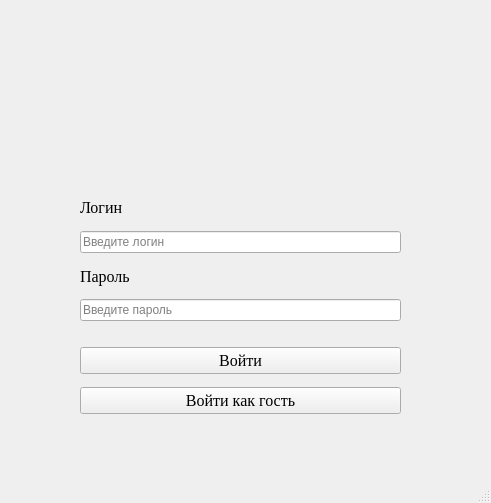
Qt form design/login_window.ui (Herehs/DemoExam) before a commit.
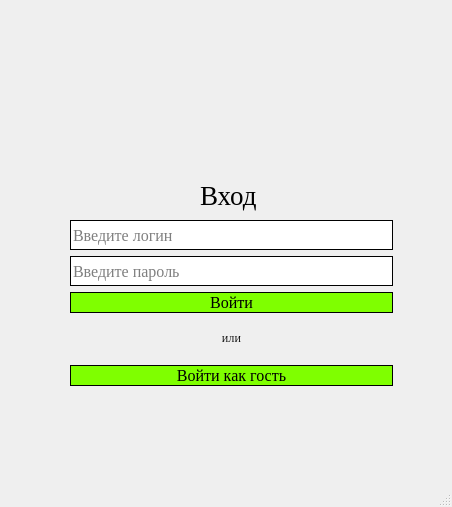
The same form after that commit. Icons and pictures are not drawn.

Diff of the .ui file:
```diff
--- a/design/login_window.ui
+++ b/design/login_window.ui
@@ -6,8 +6,8 @@
    <rect>
     <x>0</x>
     <y>0</y>
-    <width>491</width>
-    <height>503</height>
+    <width>452</width>
+    <height>507</height>
    </rect>
   </property>
   <property name="minimumSize">
@@ -25,10 +25,13 @@
      <rect>
       <x>140</x>
       <y>20</y>
-      <width>200</width>
-      <height>161</height>
+      <width>171</width>
+      <height>141</height>
      </rect>
     </property>
+    <property name="styleSheet">
+     <string notr="true"/>
+    </property>
     <property name="text">
      <string/>
     </property>
@@ -39,31 +42,60 @@
      <bool>true</bool>
     </property>
    </widget>
-   <widget class="QWidget" name="verticalLayoutWidget">
+   <widget class="QLabel" name="label_2">
     <property name="geometry">
      <rect>
-      <x>80</x>
-      <y>190</y>
-      <width>321</width>
-      <height>131</height>
+      <x>200</x>
+      <y>180</y>
+      <width>61</width>
+      <height>31</height>
      </rect>
     </property>
+    <property name="font">
+     <font>
+      <family>Times New Roman</family>
+      <pointsize>20</pointsize>
+     </font>
+    </property>
+    <property name="text">
+     <string>Вход</string>
+    </property>
+   </widget>
+   <widget class="QWidget" name="verticalLayoutWidget_3">
+    <property name="geometry">
+     <rect>
+      <x>70</x>
+      <y>220</y>
+      <width>323</width>
+      <height>166</height>
+     </rect>
+    </property>
+    <layout class="QVBoxLayout" name="verticalLayout_3">
+     <item>
     <layout class="QVBoxLayout" name="verticalLayout">
-     <item>
-      <widget class="QLabel" name="label_login">
-       <property name="font">
-        <font>
-         <family>Times New Roman</family>
-         <pointsize>12</pointsize>
-        </font>
-       </property>
-       <property name="text">
-        <string>Логин</string>
-       </property>
-      </widget>
-     </item>
      <item>
       <widget class="QLineEdit" name="login_input">
+         <property name="minimumSize">
+          <size>
+           <width>319</width>
+           <height>30</height>
+          </size>
+         </property>
+         <property name="font">
+          <font>
+           <family>Times New Roman</family>
+           <pointsize>12</pointsize>
+          </font>
+         </property>
+         <property name="styleSheet">
+          <string notr="true">#login_input {
+    border: 1px solid black;
+}
+
+#login_input:focus {
+    border-color: #00FA9A;
+}</string>
+         </property>
        <property name="inputMask">
         <string/>
        </property>
@@ -75,21 +107,29 @@
        </property>
       </widget>
      </item>
-     <item>
-      <widget class="QLabel" name="label_password">
-       <property name="font">
-        <font>
-         <family>Times New Roman</family>
-         <pointsize>12</pointsize>
-        </font>
-       </property>
-       <property name="text">
-        <string>Пароль</string>
-       </property>
-      </widget>
-     </item>
      <item>
       <widget class="QLineEdit" name="password_input">
+         <property name="minimumSize">
+          <size>
+           <width>319</width>
+           <height>30</height>
+          </size>
+         </property>
+         <property name="font">
+          <font>
+           <family>Times New Roman</family>
+           <pointsize>12</pointsize>
+          </font>
+         </property>
+         <property name="styleSheet">
+          <string notr="true">#password_input {
+    border: 1px solid black;
+}
+
+#password_input:focus {
+    border-color: #00FA9A;
+}</string>
+         </property>
        <property name="text">
         <string/>
        </property>
@@ -102,16 +142,8 @@
       </widget>
      </item>
     </layout>
-   </widget>
-   <widget class="QWidget" name="verticalLayoutWidget_2">
-    <property name="geometry">
-     <rect>
-      <x>80</x>
-      <y>340</y>
-      <width>321</width>
-      <height>81</height>
-     </rect>
-    </property>
+     </item>
+     <item>
     <layout class="QVBoxLayout" name="verticalLayout_2">
      <item>
       <widget class="QPushButton" name="login_button">
@@ -121,25 +153,89 @@
          <pointsize>12</pointsize>
         </font>
        </property>
+         <property name="styleSheet">
+          <string notr="true">#login_button {
+    background-color: #7FFF00;
+    border: 1px solid black;
+}
+
+#login_button:hover {
+    background-color: #00FA9A;
+}</string>
+         </property>
        <property name="text">
         <string>Войти</string>
        </property>
       </widget>
      </item>
      <item>
-      <widget class="QPushButton" name="pushButton_2">
+        <spacer name="verticalSpacer">
+         <property name="orientation">
+          <enum>Qt::Vertical</enum>
+         </property>
+         <property name="sizeHint" stdset="0">
+          <size>
+           <width>20</width>
+           <height>40</height>
+          </size>
+         </property>
+        </spacer>
+       </item>
+       <item>
+        <widget class="QLabel" name="label_3">
+         <property name="font">
+          <font>
+           <family>Times New Roman</family>
+           <pointsize>7</pointsize>
+          </font>
+         </property>
+         <property name="text">
+          <string>ИЛИ</string>
+         </property>
+         <property name="alignment">
+          <set>Qt::AlignCenter</set>
+         </property>
+        </widget>
+       </item>
+       <item>
+        <spacer name="verticalSpacer_2">
+         <property name="orientation">
+          <enum>Qt::Vertical</enum>
+         </property>
+         <property name="sizeHint" stdset="0">
+          <size>
+           <width>20</width>
+           <height>40</height>
+          </size>
+         </property>
+        </spacer>
+       </item>
+       <item>
+        <widget class="QPushButton" name="guest_button">
        <property name="font">
         <font>
          <family>Times New Roman</family>
          <pointsize>12</pointsize>
         </font>
        </property>
+         <property name="styleSheet">
+          <string notr="true">#guest_button {
+    background-color: #7FFF00;
+    border: 1px solid black;
+}
+
+#guest_button:hover {
+    background-color: #00FA9A;
+}</string>
+         </property>
        <property name="text">
         <string>Войти как гость</string>
        </property>
       </widget>
      </item>
     </layout>
+     </item>
+    </layout>
    </widget>
   </widget>
   <widget class="QMenuBar" name="menubar">
```
Left out of the diff: 2 changed lines with no effect on the pictures. Lines whose indentation alone changed are shown as unchanged.
